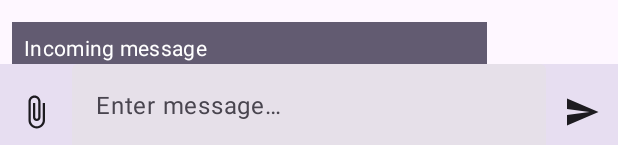
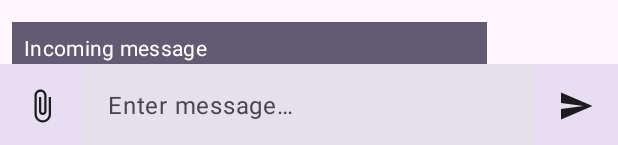
Before and after one commit to DudkoMatt-Android-Development-2024/chat-project, an Android app built with Jetpack Compose: the @Preview function ConversationVerticalPreview, on a phone screen of 412 x 824 dp. Shown: the part 1088-1233 px from the top of the screen. Run offline under Robolectric (Android 15) with nearby library versions, the phone set to English and light mode, and no system bars.

Commit message:
feat: Add padding to conversation buttons

```diff
--- a/app/src/main/java/com/github/dudkomatt/androidcourse/chatproject/ui/screen/chat/vertical/ConversationVertical.kt
+++ b/app/src/main/java/com/github/dudkomatt/androidcourse/chatproject/ui/screen/chat/vertical/ConversationVertical.kt
@@ -173,8 +173,10 @@ fun ConversationBottomBar(
             verticalAlignment = Alignment.Bottom
         ) {
             var prompt by rememberSaveable { mutableStateOf("") }
+            val padding = 4.dp
 
             AttachImageButton(
+                modifier = Modifier.padding(padding),
                 onAttachImageClick = onAttachImageClick
             )
 
@@ -189,6 +191,7 @@ fun ConversationBottomBar(
             )
 
             SendMessageBottomBarButton(
+                modifier = Modifier.padding(padding),
                 onSendClick = onSendClick,
                 enabled = prompt.isNotBlank()
             )
```
